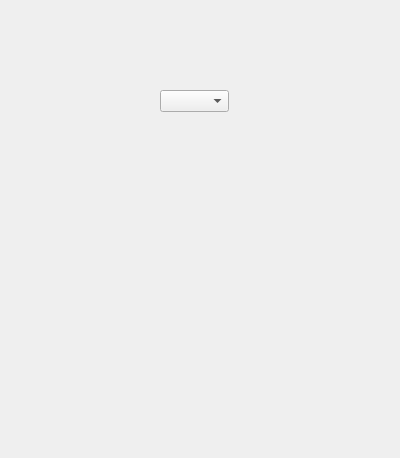
Before: the Qt Designer form Graphics/meshwidget.ui in mizquierdo97/Graphics, drawn with Qt 5.
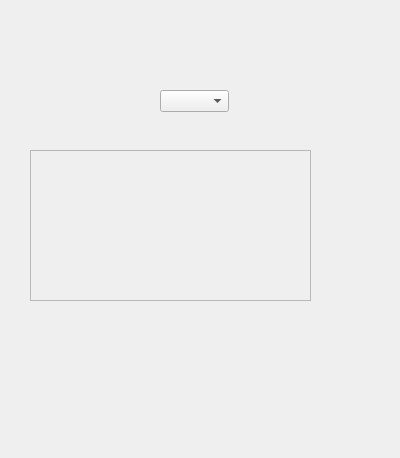
After: the same form once the commit is applied.

Patch:
```diff
--- a/Graphics/meshwidget.ui
+++ b/Graphics/meshwidget.ui
@@ -23,16 +23,39 @@
     </rect>
    </property>
   </widget>
-  <widget class="QWidget" name="verticalLayoutWidget">
+  <widget class="QScrollArea" name="scrollArea">
    <property name="geometry">
     <rect>
-     <x>10</x>
-     <y>120</y>
-     <width>381</width>
-     <height>331</height>
+     <x>30</x>
+     <y>150</y>
+     <width>281</width>
+     <height>151</height>
     </rect>
    </property>
-   <layout class="QVBoxLayout" name="TexturesLayout"/>
+   <property name="widgetResizable">
+    <bool>true</bool>
+   </property>
+   <widget class="QWidget" name="scrollAreaWidgetContents">
+    <property name="geometry">
+     <rect>
+      <x>0</x>
+      <y>0</y>
+      <width>279</width>
+      <height>149</height>
+     </rect>
+    </property>
+    <widget class="QWidget" name="verticalLayoutWidget">
+     <property name="geometry">
+      <rect>
+       <x>0</x>
+       <y>0</y>
+       <width>281</width>
+       <height>151</height>
+      </rect>
+     </property>
+     <layout class="QVBoxLayout" name="TexturesLayout"/>
+    </widget>
+   </widget>
   </widget>
  </widget>
  <resources/>
```
